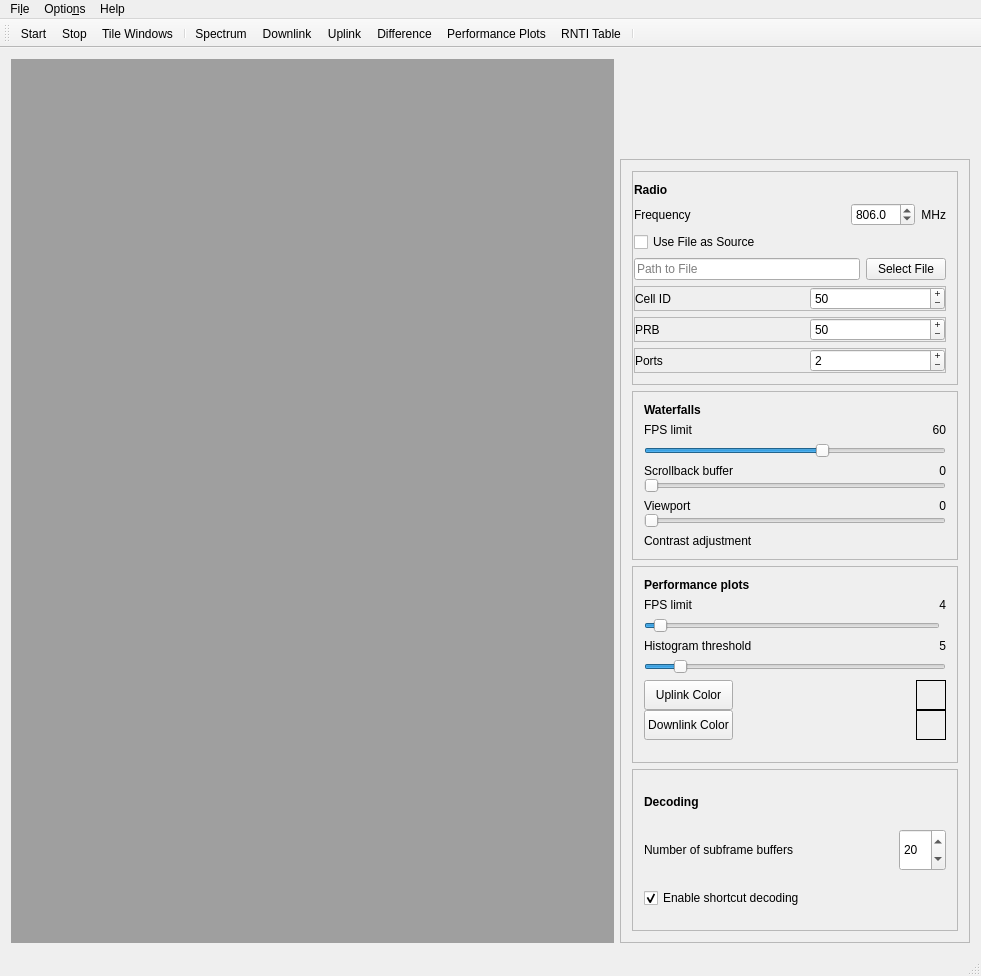
This is src/gui/mainwindow.ui in falkenber9/falcon as Qt 5 draws it before an edit. The edited form follows.
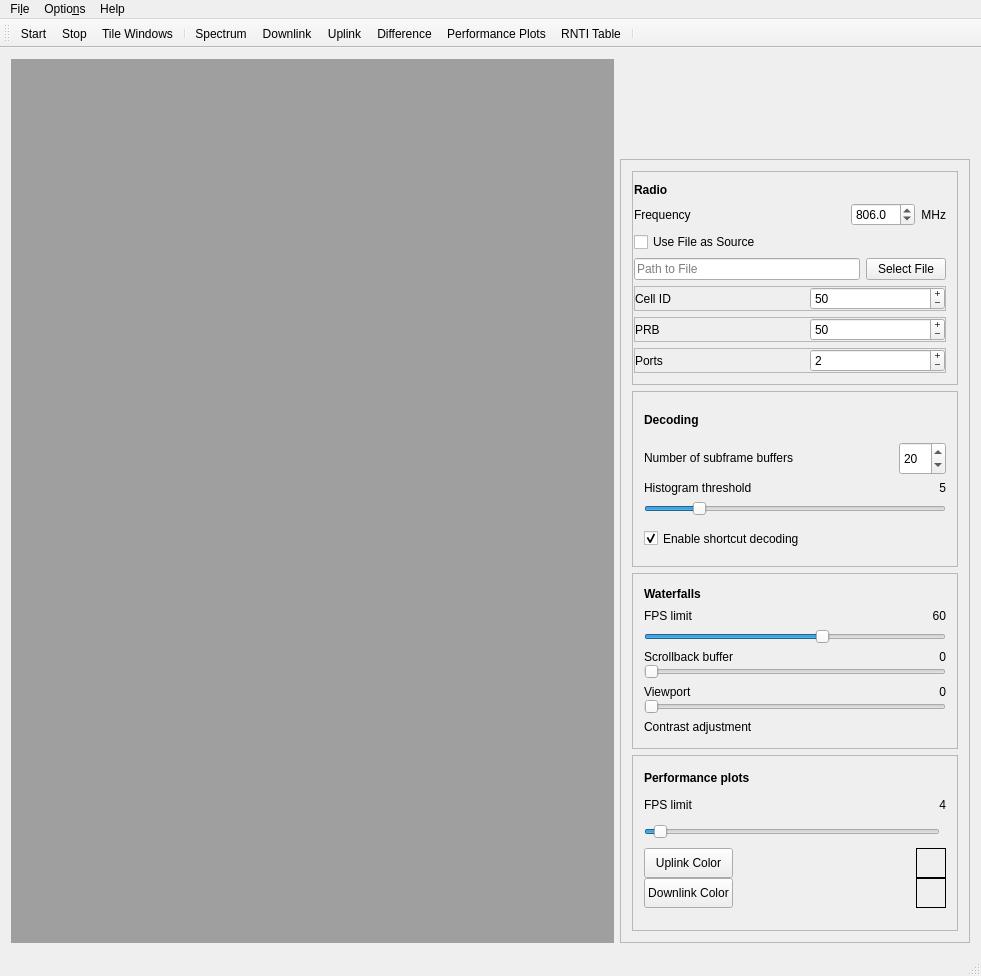
This is the edited form. Icons and pictures are not drawn.

Commit message: Add option for RNTI histogram threshold

```diff
--- a/src/gui/mainwindow.ui
+++ b/src/gui/mainwindow.ui
@@ -617,6 +617,206 @@
              </layout>
             </widget>
            </item>
+           <item>
+            <widget class="QFrame" name="decoding_frame">
+             <property name="frameShape">
+              <enum>QFrame::StyledPanel</enum>
+             </property>
+             <property name="frameShadow">
+              <enum>QFrame::Raised</enum>
+             </property>
+             <layout class="QGridLayout" name="gridLayout">
+              <item row="3" column="0">
+               <widget class="QCheckBox" name="checkBox_enable_shortcut">
+                <property name="sizePolicy">
+                 <sizepolicy hsizetype="Preferred" vsizetype="Preferred">
+                  <horstretch>0</horstretch>
+                  <verstretch>0</verstretch>
+                 </sizepolicy>
+                </property>
+                <property name="text">
+                 <string>Enable shortcut decoding</string>
+                </property>
+                <property name="checked">
+                 <bool>true</bool>
+                </property>
+               </widget>
+              </item>
+              <item row="1" column="0">
+               <widget class="QFrame" name="frame_7">
+                <property name="frameShape">
+                 <enum>QFrame::NoFrame</enum>
+                </property>
+                <property name="frameShadow">
+                 <enum>QFrame::Raised</enum>
+                </property>
+                <layout class="QHBoxLayout" name="horizontalLayout_7">
+                 <property name="spacing">
+                  <number>0</number>
+                 </property>
+                 <property name="leftMargin">
+                  <number>0</number>
+                 </property>
+                 <property name="topMargin">
+                  <number>0</number>
+                 </property>
+                 <property name="rightMargin">
+                  <number>0</number>
+                 </property>
+                 <property name="bottomMargin">
+                  <number>0</number>
+                 </property>
+                 <item>
+                  <widget class="QLabel" name="label_nof_sf_buffers">
+                   <property name="sizePolicy">
+                    <sizepolicy hsizetype="Preferred" vsizetype="Maximum">
+                     <horstretch>0</horstretch>
+                     <verstretch>0</verstretch>
+                    </sizepolicy>
+                   </property>
+                   <property name="text">
+                    <string>Number of subframe buffers</string>
+                   </property>
+                  </widget>
+                 </item>
+                 <item>
+                  <spacer name="horizontalSpacer_7">
+                   <property name="orientation">
+                    <enum>Qt::Horizontal</enum>
+                   </property>
+                   <property name="sizeHint" stdset="0">
+                    <size>
+                     <width>40</width>
+                     <height>20</height>
+                    </size>
+                   </property>
+                  </spacer>
+                 </item>
+                 <item>
+                  <widget class="QSpinBox" name="spinBox">
+                   <property name="sizePolicy">
+                    <sizepolicy hsizetype="Minimum" vsizetype="Preferred">
+                     <horstretch>0</horstretch>
+                     <verstretch>0</verstretch>
+                    </sizepolicy>
+                   </property>
+                   <property name="maximum">
+                    <number>500</number>
+                   </property>
+                   <property name="value">
+                    <number>20</number>
+                   </property>
+                  </widget>
+                 </item>
+                </layout>
+               </widget>
+              </item>
+              <item row="0" column="0">
+               <widget class="QLabel" name="label_cap_decoding">
+                <property name="font">
+                 <font>
+                  <weight>75</weight>
+                  <bold>true</bold>
+                 </font>
+                </property>
+                <property name="text">
+                 <string>Decoding</string>
+                </property>
+                <property name="scaledContents">
+                 <bool>false</bool>
+                </property>
+                <property name="alignment">
+                 <set>Qt::AlignLeading|Qt::AlignLeft|Qt::AlignVCenter</set>
+                </property>
+                <property name="wordWrap">
+                 <bool>false</bool>
+                </property>
+                <property name="textInteractionFlags">
+                 <set>Qt::LinksAccessibleByMouse</set>
+                </property>
+               </widget>
+              </item>
+              <item row="2" column="0">
+               <widget class="QFrame" name="frame_5">
+                <property name="frameShape">
+                 <enum>QFrame::NoFrame</enum>
+                </property>
+                <property name="frameShadow">
+                 <enum>QFrame::Plain</enum>
+                </property>
+                <layout class="QGridLayout" name="gridLayout_6">
+                 <property name="leftMargin">
+                  <number>0</number>
+                 </property>
+                 <property name="topMargin">
+                  <number>0</number>
+                 </property>
+                 <property name="rightMargin">
+                  <number>0</number>
+                 </property>
+                 <property name="bottomMargin">
+                  <number>0</number>
+                 </property>
+                 <property name="horizontalSpacing">
+                  <number>0</number>
+                 </property>
+                 <property name="verticalSpacing">
+                  <number>6</number>
+                 </property>
+                 <item row="0" column="0">
+                  <widget class="QLabel" name="label_hist_threshold_cap">
+                   <property name="text">
+                    <string>Histogram threshold</string>
+                   </property>
+                  </widget>
+                 </item>
+                 <item row="0" column="1">
+                  <widget class="QLabel" name="label_hist_threshold_val">
+                   <property name="sizePolicy">
+                    <sizepolicy hsizetype="Expanding" vsizetype="Preferred">
+                     <horstretch>0</horstretch>
+                     <verstretch>0</verstretch>
+                    </sizepolicy>
+                   </property>
+                   <property name="text">
+                    <string>5</string>
+                   </property>
+                   <property name="alignment">
+                    <set>Qt::AlignRight|Qt::AlignTrailing|Qt::AlignVCenter</set>
+                   </property>
+                  </widget>
+                 </item>
+                 <item row="2" column="0" colspan="2">
+                  <widget class="QSlider" name="slider_hist_threshold">
+                   <property name="sizePolicy">
+                    <sizepolicy hsizetype="Expanding" vsizetype="Preferred">
+                     <horstretch>0</horstretch>
+                     <verstretch>0</verstretch>
+                    </sizepolicy>
+                   </property>
+                   <property name="minimum">
+                    <number>0</number>
+                   </property>
+                   <property name="maximum">
+                    <number>30</number>
+                   </property>
+                   <property name="pageStep">
+                    <number>5</number>
+                   </property>
+                   <property name="value">
+                    <number>5</number>
+                   </property>
+                   <property name="orientation">
+                    <enum>Qt::Horizontal</enum>
+                   </property>
+                  </widget>
+                 </item>
+                </layout>
+               </widget>
+              </item>
+             </layout>
+            </widget>
+           </item>
            <item>
             <widget class="QFrame" name="waterfall_frame">
              <property name="enabled">
@@ -880,81 +1080,6 @@
               <enum>QFrame::Raised</enum>
              </property>
              <layout class="QGridLayout" name="gridLayout_2">
-              <item row="3" column="0" colspan="2">
-               <widget class="QFrame" name="frame_5">
-                <property name="frameShape">
-                 <enum>QFrame::NoFrame</enum>
-                </property>
-                <property name="frameShadow">
-                 <enum>QFrame::Plain</enum>
-                </property>
-                <layout class="QGridLayout" name="gridLayout_6">
-                 <property name="leftMargin">
-                  <number>0</number>
-                 </property>
-                 <property name="topMargin">
-                  <number>0</number>
-                 </property>
-                 <property name="rightMargin">
-                  <number>0</number>
-                 </property>
-                 <property name="bottomMargin">
-                  <number>0</number>
-                 </property>
-                 <property name="horizontalSpacing">
-                  <number>0</number>
-                 </property>
-                 <property name="verticalSpacing">
-                  <number>6</number>
-                 </property>
-                 <item row="0" column="0">
-                  <widget class="QLabel" name="label_hist_threshold_cap">
-                   <property name="text">
-                    <string>Histogram threshold</string>
-                   </property>
-                  </widget>
-                 </item>
-                 <item row="0" column="1">
-                  <widget class="QLabel" name="label_hist_threshold_val">
-                   <property name="sizePolicy">
-                    <sizepolicy hsizetype="Expanding" vsizetype="Preferred">
-                     <horstretch>0</horstretch>
-                     <verstretch>0</verstretch>
-                    </sizepolicy>
-                   </property>
-                   <property name="text">
-                    <string>5</string>
-                   </property>
-                   <property name="alignment">
-                    <set>Qt::AlignRight|Qt::AlignTrailing|Qt::AlignVCenter</set>
-                   </property>
-                  </widget>
-                 </item>
-                 <item row="2" column="0" colspan="2">
-                  <widget class="QSlider" name="slider_hist_threshold">
-                   <property name="sizePolicy">
-                    <sizepolicy hsizetype="Expanding" vsizetype="Preferred">
-                     <horstretch>0</horstretch>
-                     <verstretch>0</verstretch>
-                    </sizepolicy>
-                   </property>
-                   <property name="maximum">
-                    <number>50</number>
-                   </property>
-                   <property name="pageStep">
-                    <number>5</number>
-                   </property>
-                   <property name="value">
-                    <number>5</number>
-                   </property>
-                   <property name="orientation">
-                    <enum>Qt::Horizontal</enum>
-                   </property>
-                  </widget>
-                 </item>
-                </layout>
-               </widget>
-              </item>
               <item row="1" column="0" colspan="2">
                <widget class="QFrame" name="frame_perf_fps">
                 <property name="enabled">
@@ -1212,128 +1337,6 @@
              </layout>
             </widget>
            </item>
-           <item>
-            <widget class="QFrame" name="decoding_frame">
-             <property name="frameShape">
-              <enum>QFrame::StyledPanel</enum>
-             </property>
-             <property name="frameShadow">
-              <enum>QFrame::Raised</enum>
-             </property>
-             <layout class="QGridLayout" name="gridLayout">
-              <item row="3" column="0">
-               <widget class="QCheckBox" name="checkBox_enable_shortcut">
-                <property name="sizePolicy">
-                 <sizepolicy hsizetype="Preferred" vsizetype="Preferred">
-                  <horstretch>0</horstretch>
-                  <verstretch>0</verstretch>
-                 </sizepolicy>
-                </property>
-                <property name="text">
-                 <string>Enable shortcut decoding</string>
-                </property>
-                <property name="checked">
-                 <bool>true</bool>
-                </property>
-               </widget>
-              </item>
-              <item row="1" column="0">
-               <widget class="QFrame" name="frame_7">
-                <property name="frameShape">
-                 <enum>QFrame::NoFrame</enum>
-                </property>
-                <property name="frameShadow">
-                 <enum>QFrame::Raised</enum>
-                </property>
-                <layout class="QHBoxLayout" name="horizontalLayout_7">
-                 <property name="spacing">
-                  <number>0</number>
-                 </property>
-                 <property name="leftMargin">
-                  <number>0</number>
-                 </property>
-                 <property name="topMargin">
-                  <number>0</number>
-                 </property>
-                 <property name="rightMargin">
-                  <number>0</number>
-                 </property>
-                 <property name="bottomMargin">
-                  <number>0</number>
-                 </property>
-                 <item>
-                  <widget class="QLabel" name="label_nof_sf_buffers">
-                   <property name="sizePolicy">
-                    <sizepolicy hsizetype="Preferred" vsizetype="Maximum">
-                     <horstretch>0</horstretch>
-                     <verstretch>0</verstretch>
-                    </sizepolicy>
-                   </property>
-                   <property name="text">
-                    <string>Number of subframe buffers</string>
-                   </property>
-                  </widget>
-                 </item>
-                 <item>
-                  <spacer name="horizontalSpacer_7">
-                   <property name="orientation">
-                    <enum>Qt::Horizontal</enum>
-                   </property>
-                   <property name="sizeHint" stdset="0">
-                    <size>
-                     <width>40</width>
-                     <height>20</height>
-                    </size>
-                   </property>
-                  </spacer>
-                 </item>
-                 <item>
-                  <widget class="QSpinBox" name="spinBox">
-                   <property name="sizePolicy">
-                    <sizepolicy hsizetype="Minimum" vsizetype="Preferred">
-                     <horstretch>0</horstretch>
-                     <verstretch>0</verstretch>
-                    </sizepolicy>
-                   </property>
-                   <property name="maximum">
-                    <number>500</number>
-                   </property>
-                   <property name="value">
-                    <number>20</number>
-                   </property>
-                  </widget>
-                 </item>
-                </layout>
-               </widget>
-              </item>
-              <item row="0" column="0">
-               <widget class="QLabel" name="label_cap_decoding">
-                <property name="font">
-                 <font>
-                  <weight>75</weight>
-                  <bold>true</bold>
-                 </font>
-                </property>
-                <property name="text">
-                 <string>Decoding</string>
-                </property>
-                <property name="scaledContents">
-                 <bool>false</bool>
-                </property>
-                <property name="alignment">
-                 <set>Qt::AlignLeading|Qt::AlignLeft|Qt::AlignVCenter</set>
-                </property>
-                <property name="wordWrap">
-                 <bool>false</bool>
-                </property>
-                <property name="textInteractionFlags">
-                 <set>Qt::LinksAccessibleByMouse</set>
-                </property>
-               </widget>
-              </item>
-             </layout>
-            </widget>
-           </item>
           </layout>
          </widget>
         </widget>
```
Left out of the diff: 130 changed lines with no effect on the pictures. The commit also changes 11 other files.
